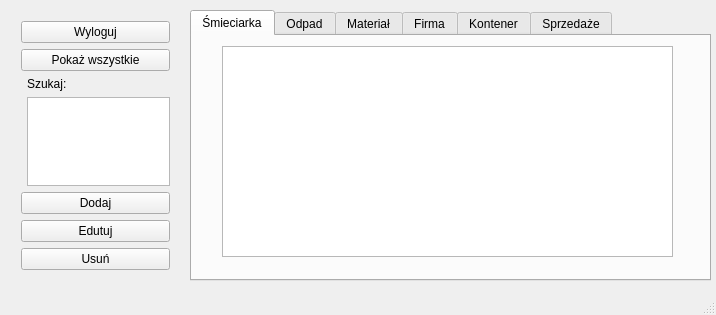
Above: mainwindow.ui from anmaber/RecyclingCenter before the change. Below: the same form after it.
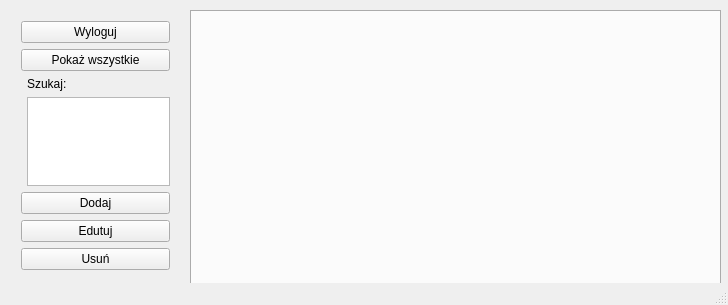
That is the form after the change.

Commit message: When you switch tab and click 'pokaz wszystkie' button table is displayed

Patch:
```diff
--- a/mainwindow.ui
+++ b/mainwindow.ui
@@ -6,8 +6,8 @@
    <rect>
     <x>0</x>
     <y>0</y>
-    <width>716</width>
-    <height>315</height>
+    <width>728</width>
+    <height>305</height>
    </rect>
   </property>
   <property name="windowTitle">
@@ -83,83 +83,13 @@
      <rect>
       <x>190</x>
       <y>10</y>
-      <width>521</width>
-      <height>271</height>
+      <width>531</width>
+      <height>281</height>
      </rect>
     </property>
     <property name="currentIndex">
      <number>0</number>
     </property>
-    <widget class="QWidget" name="tabSmieciarka">
-     <attribute name="title">
-      <string>Śmieciarka</string>
-     </attribute>
-     <widget class="QTableView" name="tableView">
-      <property name="geometry">
-       <rect>
-        <x>30</x>
-        <y>10</y>
-        <width>451</width>
-        <height>211</height>
-       </rect>
-      </property>
-     </widget>
-    </widget>
-    <widget class="QWidget" name="tabOdpad">
-     <attribute name="title">
-      <string>Odpad</string>
-     </attribute>
-     <widget class="QTableView" name="tableView_2">
-      <property name="geometry">
-       <rect>
-        <x>10</x>
-        <y>10</y>
-        <width>381</width>
-        <height>192</height>
-       </rect>
-      </property>
-     </widget>
-    </widget>
-    <widget class="QWidget" name="tabMaterial">
-     <attribute name="title">
-      <string>Materiał</string>
-     </attribute>
-     <widget class="QTableView" name="tableView_3">
-      <property name="geometry">
-       <rect>
-        <x>130</x>
-        <y>10</y>
-        <width>256</width>
-        <height>192</height>
-       </rect>
-      </property>
-     </widget>
-    </widget>
-    <widget class="QWidget" name="tabFirma">
-     <attribute name="title">
-      <string>Firma</string>
-     </attribute>
-     <widget class="QTableView" name="tableView_4">
-      <property name="geometry">
-       <rect>
-        <x>20</x>
-        <y>10</y>
-        <width>441</width>
-        <height>192</height>
-       </rect>
-      </property>
-     </widget>
-    </widget>
-    <widget class="QWidget" name="tabKontener">
-     <attribute name="title">
-      <string>Kontener</string>
-     </attribute>
-    </widget>
-    <widget class="QWidget" name="tabSprzedaze">
-     <attribute name="title">
-      <string>Sprzedaże</string>
-     </attribute>
-    </widget>
    </widget>
   </widget>
   <widget class="QStatusBar" name="statusBar"/>
```
Left out of the diff: 2 changed lines with no effect on the pictures. The commit also changes 3 other files.
